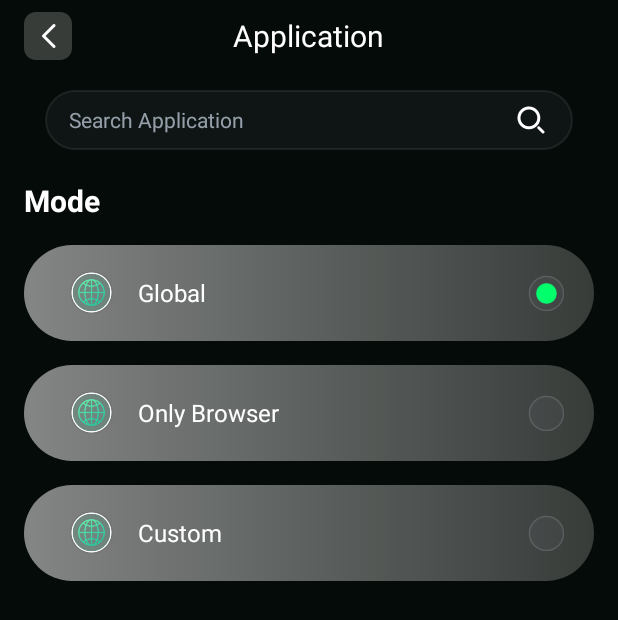
After one commit to ZLdeSpirit/StarKnight, an Android app: the SkApplicationActivity screen opened directly, with no data from a screen before it, on a phone screen of 412 x 824 dp. The commit adds this screen. Shown: the top 620 px of the screen. Run offline under Robolectric (Android 15) with nearby library versions, the phone set to English and light mode, and no system bars.

Commit message:
application 未完待续

```diff
--- a/app/src/main/AndroidManifest.xml
+++ b/app/src/main/AndroidManifest.xml
@@ -38,6 +38,10 @@
             android:name=".ui.SkSelectServerActivity"
             android:exported="false"
             android:screenOrientation="behind" />
+        <activity
+            android:name=".ui.SkApplicationActivity"
+            android:exported="false"
+            android:screenOrientation="behind" />
     </application>
 
 </manifest>
--- /dev/null
+++ b/app/src/main/java/com/s/k/starknight/tools/Mode.kt
@@ -0,0 +1,7 @@
+package com.s.k.starknight.tools
+
+enum class Mode {
+    GLOBAL,
+    ONLY_BROWSER,
+    CUSTOM
+}
--- a/app/src/main/java/com/s/k/starknight/ui/MainActivity.kt
+++ b/app/src/main/java/com/s/k/starknight/ui/MainActivity.kt
@@ -25,6 +25,9 @@ class MainActivity : AppCompatActivity() {
         mBinding.apply {
             selectLl.setOnClickListener {
                 startActivity(Intent(this@MainActivity, SkSelectServerActivity::class.java))
+            }
+            mainCateIv.setOnClickListener {
+                startActivity(Intent(this@MainActivity, SkApplicationActivity::class.java))
             }
         }
         mBinding.adTimeLl.setOnClickListener {
--- /dev/null
+++ b/app/src/main/java/com/s/k/starknight/ui/SkApplicationActivity.kt
@@ -0,0 +1,67 @@
+package com.s.k.starknight.ui
+
+import android.os.Bundle
+import androidx.appcompat.app.AppCompatActivity
+import com.s.k.starknight.R
+import com.s.k.starknight.databinding.SkActivityApplicationBinding
+import com.s.k.starknight.tools.Mode
+
+class SkApplicationActivity : AppCompatActivity() {
+    private val TAG = "SkApplicationActivity"
+    private lateinit var mBinding: SkActivityApplicationBinding
+    override fun onCreate(savedInstanceState: Bundle?) {
+        super.onCreate(savedInstanceState)
+        mBinding = SkActivityApplicationBinding.inflate(layoutInflater)
+        setContentView(mBinding.root)
+
+        viewInit()
+        listenerInit()
+    }
+
+    private fun listenerInit(){
+        mBinding.apply {
+            backIv.setOnClickListener {
+                finish()
+            }
+            globalLl.setOnClickListener {
+                setMode(Mode.GLOBAL)
+            }
+            onlyBrowserLl.setOnClickListener {
+                setMode(Mode.ONLY_BROWSER)
+            }
+            customLl.setOnClickListener {
+                setMode(Mode.CUSTOM)
+            }
+        }
+    }
+
+    private fun viewInit(){
+        setMode(Mode.GLOBAL)
+        mBinding.apply {
+
+        }
+    }
+
+    private fun setMode(mode: Mode){
+        mBinding.apply {
+            when(mode){
+                Mode.GLOBAL -> {
+                    globalCheckIv.setImageResource(R.drawable.sk_ic_selected)
+                    onlyBrowserCheckIv.setImageResource(R.drawable.sk_ic_selected_no)
+                    customCheckIv.setImageResource(R.drawable.sk_ic_selected_no)
+                }
+                Mode.ONLY_BROWSER -> {
+                    globalCheckIv.setImageResource(R.drawable.sk_ic_selected_no)
+                    onlyBrowserCheckIv.setImageResource(R.drawable.sk_ic_selected)
+                    customCheckIv.setImageResource(R.drawable.sk_ic_selected_no)
+                }
+                Mode.CUSTOM -> {
+                    globalCheckIv.setImageResource(R.drawable.sk_ic_selected_no)
+                    onlyBrowserCheckIv.setImageResource(R.drawable.sk_ic_selected_no)
+                    customCheckIv.setImageResource(R.drawable.sk_ic_selected)
+                }
+            }
+        }
+    }
+
+}
--- /dev/null
+++ b/app/src/main/res/drawable/sk_application_item_bg.xml
@@ -0,0 +1,9 @@
+<?xml version="1.0" encoding="utf-8"?>
+<shape xmlns:android="http://schemas.android.com/apk/res/android"
+    android:shape="rectangle">
+     <corners android:radius="33dp" />
+    <gradient
+        android:angle="0"
+        android:startColor="#80FFFFFF"
+        android:endColor="#33FFFFFF" />
+</shape>
--- /dev/null
+++ b/app/src/main/res/layout/sk_activity_application.xml
@@ -0,0 +1,177 @@
+<?xml version="1.0" encoding="utf-8"?>
+<androidx.constraintlayout.widget.ConstraintLayout xmlns:android="http://schemas.android.com/apk/res/android"
+    xmlns:app="http://schemas.android.com/apk/res-auto"
+    android:layout_width="match_parent"
+    android:layout_height="match_parent">
+
+    <RelativeLayout
+        android:id="@+id/titleRl"
+        android:layout_width="match_parent"
+        android:layout_height="32dp"
+        android:layout_marginHorizontal="16dp"
+        android:layout_marginTop="8dp"
+        app:layout_constraintTop_toTopOf="parent">
+
+        <ImageView
+            android:id="@+id/backIv"
+            android:layout_width="32dp"
+            android:layout_height="32dp"
+            android:src="@drawable/sk_ic_back" />
+
+        <TextView
+            android:layout_width="wrap_content"
+            android:layout_height="wrap_content"
+            android:layout_centerInParent="true"
+            android:text="@string/sk_application"
+            android:textColor="@color/white"
+            android:textSize="20sp" />
+    </RelativeLayout>
+
+    <LinearLayout
+        android:id="@+id/searchLl"
+        android:layout_width="match_parent"
+        android:layout_height="wrap_content"
+        android:layout_marginHorizontal="30dp"
+        android:layout_marginTop="20dp"
+        android:background="@drawable/sk_search_bg"
+        android:paddingStart="16dp"
+        android:paddingEnd="8dp"
+        app:layout_constraintTop_toBottomOf="@+id/titleRl">
+
+        <EditText
+            android:layout_width="0px"
+            android:layout_height="wrap_content"
+            android:layout_gravity="center_vertical"
+            android:layout_weight="1"
+            android:background="@null"
+            android:hint="@string/sk_search_application"
+            android:textColor="@color/white"
+            android:textColorHint="#BFC2CDDC"
+            android:textSize="14sp" />
+
+        <ImageView
+            android:layout_width="40dp"
+            android:layout_height="40dp"
+            android:padding="8dp"
+            android:src="@drawable/sk_ic_search" />
+    </LinearLayout>
+
+    <!-- mode -->
+    <LinearLayout
+        android:id="@+id/modeLl"
+        android:layout_width="match_parent"
+        android:layout_height="wrap_content"
+        android:layout_marginHorizontal="16dp"
+        android:layout_marginTop="20dp"
+        android:orientation="vertical"
+        app:layout_constraintTop_toBottomOf="@+id/searchLl">
+
+        <TextView
+            android:layout_width="wrap_content"
+            android:layout_height="wrap_content"
+            android:text="@string/sk_mode"
+            android:textColor="@color/white"
+            android:textSize="20sp"
+            android:textStyle="bold" />
+
+        <LinearLayout
+            android:id="@+id/globalLl"
+            android:layout_width="match_parent"
+            android:layout_height="64dp"
+            android:orientation="horizontal"
+            android:gravity="center_vertical"
+            android:layout_marginTop="16dp"
+            android:background="@drawable/sk_application_item_bg">
+            <ImageView
+                android:id="@+id/globalIv"
+                android:layout_width="30dp"
+                android:layout_height="30dp"
+                android:layout_marginStart="30dp"
+                android:src="@drawable/sk_ic_select_default"
+                />
+
+            <TextView
+                android:id="@+id/globalTv"
+                android:layout_width="0px"
+                android:layout_height="wrap_content"
+                android:layout_weight="1"
+                android:textColor="@color/white"
+                android:textSize="16sp"
+                android:text="@string/sk_global"
+                android:layout_marginStart="16dp"/>
+
+            <ImageView
+                android:id="@+id/globalCheckIv"
+                android:layout_width="24dp"
+                android:layout_height="24dp"
+                android:layout_marginEnd="20dp"/>
+        </LinearLayout>
+
+        <LinearLayout
+            android:id="@+id/onlyBrowserLl"
+            android:layout_width="match_parent"
+            android:layout_height="64dp"
+            android:orientation="horizontal"
+            android:gravity="center_vertical"
+            android:layout_marginTop="16dp"
+            android:background="@drawable/sk_application_item_bg">
+            <ImageView
+                android:id="@+id/onlyBrowserIv"
+                android:layout_width="30dp"
+                android:layout_height="30dp"
+                android:layout_marginStart="30dp"
+                android:src="@drawable/sk_ic_select_default"
+                />
+
+            <TextView
+                android:id="@+id/onlyBrowserTv"
+                android:layout_width="0px"
+                android:layout_height="wrap_content"
+                android:layout_weight="1"
+                android:textColor="@color/white"
+                android:textSize="16sp"
+                android:text="@string/sk_only_browser"
+                android:layout_marginStart="16dp"/>
+
+            <ImageView
+                android:id="@+id/onlyBrowserCheckIv"
+                android:layout_width="24dp"
+                android:layout_height="24dp"
+                android:layout_marginEnd="20dp"/>
+        </LinearLayout>
+
+        <LinearLayout
+            android:id="@+id/customLl"
+            android:layout_width="match_parent"
+            android:layout_height="64dp"
+            android:orientation="horizontal"
+            android:gravity="center_vertical"
+            android:layout_marginTop="16dp"
+            android:background="@drawable/sk_application_item_bg">
+            <ImageView
+                android:id="@+id/customIv"
+                android:layout_width="30dp"
+                android:layout_height="30dp"
+                android:layout_marginStart="30dp"
+                android:src="@drawable/sk_ic_select_default"
+                />
+
+            <TextView
+                android:id="@+id/customTv"
+                android:layout_width="0px"
+                android:layout_height="wrap_content"
+                android:layout_weight="1"
+                android:textColor="@color/white"
+                android:textSize="16sp"
+                android:text="@string/sk_custom"
+                android:layout_marginStart="16dp"/>
+
+            <ImageView
+                android:id="@+id/customCheckIv"
+                android:layout_width="24dp"
+                android:layout_height="24dp"
+                android:layout_marginEnd="20dp"/>
+        </LinearLayout>
+    </LinearLayout>
+
+</androidx.constraintlayout.widget.ConstraintLayout>
--- a/app/src/main/res/values/strings.xml
+++ b/app/src/main/res/values/strings.xml
@@ -10,5 +10,13 @@
     <string name="sk_ad_desc">Watch Ads And Add Time</string>
     <string name="sk_select_server">Select Server</string>
     <string name="sk_search_server">Search Server</string>
+    <string name="sk_application">Application</string>
     <string name="sk_search_application">Search Application</string>
+    <string name="sk_mode">Mode</string>
+    <string name="sk_global">Global</string>
+    <string name="sk_only_browser">Only Browser</string>
+    <string name="sk_custom">Custom</string>
+
+
+
 </resources>
```
